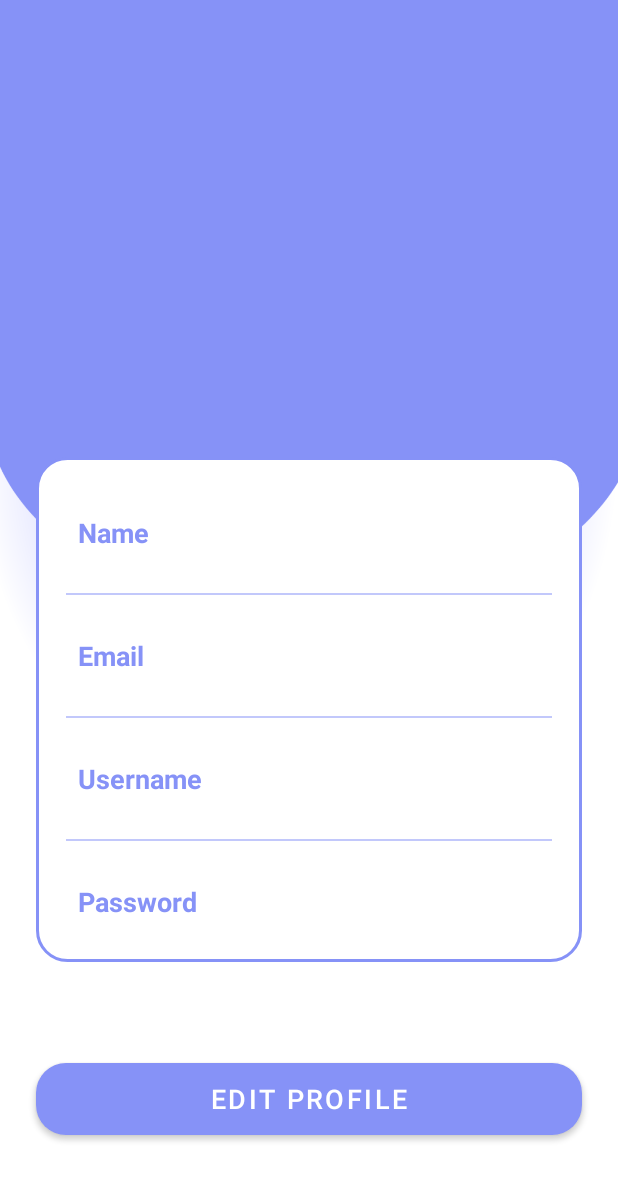
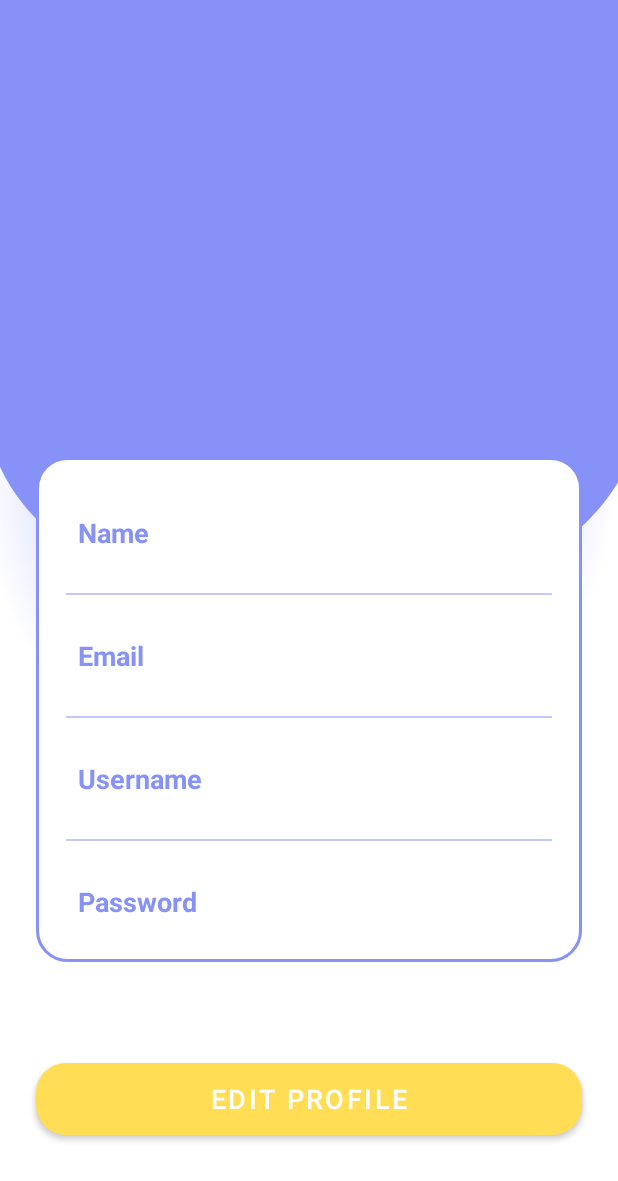
Before and after one commit to Seicchibloom/realtimeloginfirebase, an Android app: the ProfileActivity screen opened directly, with no data from a screen before it, on a phone screen of 412 x 824 dp. Shown: the top 1181 px of the screen. Run offline under Robolectric (Android 15) with nearby library versions, the phone set to English and light mode, and no system bars; our stand-ins replace Firebase (no records; nobody signed in at launch, a user with empty details on screens opened directly).

Commit message:
Second Commit

```diff
--- a/app/src/main/AndroidManifest.xml
+++ b/app/src/main/AndroidManifest.xml
@@ -6,9 +6,9 @@
         android:allowBackup="true"
         android:dataExtractionRules="@xml/data_extraction_rules"
         android:fullBackupContent="@xml/backup_rules"
-        android:icon="@mipmap/ic_launcher"
+        android:icon="@drawable/logo"
         android:label="@string/app_name"
-        android:roundIcon="@mipmap/ic_launcher_round"
+        android:roundIcon="@drawable/logo"
         android:supportsRtl="true"
         android:theme="@style/Theme.SignupLoginRealtime"
         tools:targetApi="31">
--- a/app/src/main/res/values/themes.xml
+++ b/app/src/main/res/values/themes.xml
@@ -2,13 +2,13 @@
     <!-- Base application theme. -->
     <style name="Theme.SignupLoginRealtime" parent="Theme.MaterialComponents.DayNight.NoActionBar">
         <!-- Primary brand color. -->
-        <item name="colorPrimary">@color/lavender</item>
-        <item name="colorPrimaryVariant">@color/lavender</item>
+        <item name="colorPrimary">#ffde56</item>
+        <item name="colorPrimaryVariant">#ffde56</item>
         <item name="colorOnPrimary">@color/white</item>
         <!-- Secondary brand color. -->
         <item name="colorSecondary">@color/teal_200</item>
         <item name="colorSecondaryVariant">@color/teal_700</item>
-        <item name="colorOnSecondary">@color/black</item>
+        <item name="colorOnSecondary">#ffde56</item>
         <!-- Status bar color. -->
         <item name="android:statusBarColor">?attr/colorPrimaryVariant</item>
         <!-- Customize your theme here. -->
```
